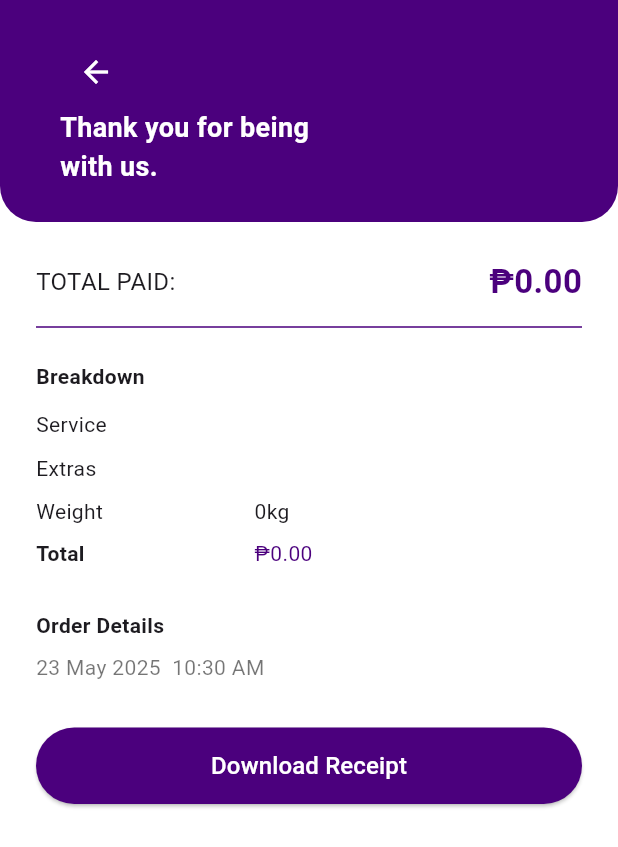
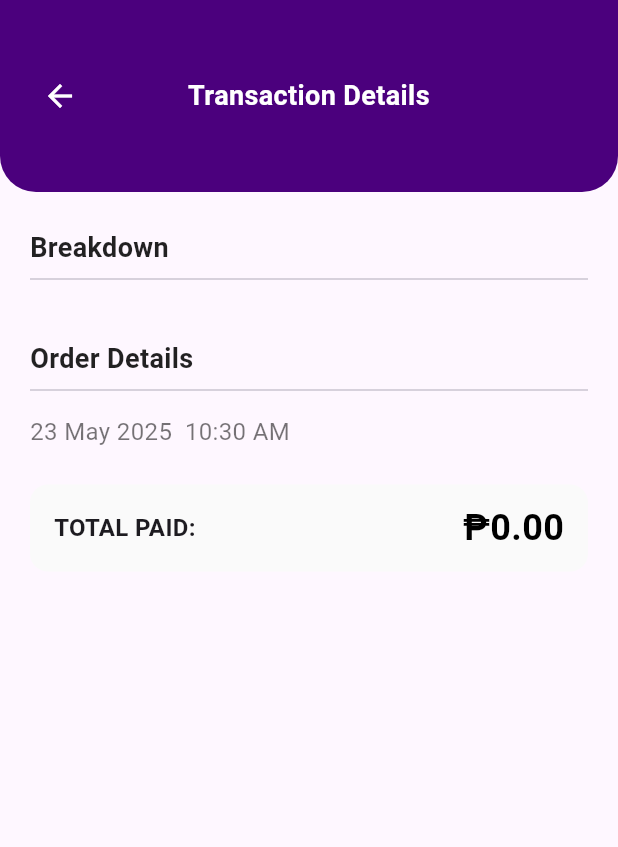
Before and after one commit to pherneaspherb/marden_SE, a Flutter app: the TransactionDetailsPage screen opened directly with empty values, on a phone screen of 412 x 824 dp. Shown: the top 847 px of the screen. Run offline on Flutter 3.47's test engine with Material 3 defaults, Android fonts, the phone set to English and light mode, and no system bars; our stand-ins replace cloud_firestore, firebase_auth, firebase_core; accounts and stored records are empty.

Commit message:
polished the ui more

```diff
--- a/lib/Customer/screens/transactions/customerTransactionDetailsPage.dart
+++ b/lib/Customer/screens/transactions/customerTransactionDetailsPage.dart
@@ -4,6 +4,7 @@ import 'package:intl/intl.dart';
 class TransactionDetailsPage extends StatelessWidget {
   final Map<String, dynamic> orderData;
   final String orderType;
+
   static const _purpleColor = Color(0xFF4B007D);
 
   const TransactionDetailsPage({
@@ -14,21 +15,31 @@ class TransactionDetailsPage extends StatelessWidget {
 
   @override
   Widget build(BuildContext context) {
-    final totalAmount = orderData['totalAmount'] ?? 0;
-    final dateTime = orderData['timestamp']?.toDate();
+    // Parse timestamp (supporting Firestore Timestamp or DateTime)
+    final timestampRaw = orderData['createdAt'] ?? orderData['timestamp'];
+    final DateTime? dateTime = _parseTimestamp(timestampRaw);
     final formattedDate = dateTime != null
         ? DateFormat('dd MMM yyyy  hh:mm a').format(dateTime)
         : 'N/A';
 
+    // Total amount differs by order type
+    final totalAmount = (orderType.toLowerCase() == 'laundry')
+        ? (orderData['totalAmount'] ?? 0)
+        : (orderData['totalPrice'] ?? 0);
+
+    const sectionTitleStyle = TextStyle(
+      fontSize: 18,
+      fontWeight: FontWeight.bold,
+      color: Colors.black87,
+    );
+
     return Scaffold(
-      backgroundColor: Colors.white,
-      body: SafeArea(
+      body: SingleChildScrollView(
         child: Column(
+          crossAxisAlignment: CrossAxisAlignment.start,
           children: [
-            // Header
+            // Purple Header
             Container(
-              width: double.infinity,
-              padding: const EdgeInsets.symmetric(horizontal: 40, vertical: 24),
               decoration: const BoxDecoration(
                 color: _purpleColor,
                 borderRadius: BorderRadius.only(
@@ -36,208 +47,83 @@ class TransactionDetailsPage extends StatelessWidget {
                   bottomRight: Radius.circular(24),
                 ),
               ),
-              child: Column(
-                crossAxisAlignment: CrossAxisAlignment.start,
+              padding: const EdgeInsets.symmetric(horizontal: 16, vertical: 40),
+              child: Row(
                 children: [
                   IconButton(
                     icon: const Icon(Icons.arrow_back, color: Colors.white),
                     onPressed: () => Navigator.pop(context),
                   ),
-                  const Text(
-                    'Thank you for being\nwith us.',
-                    textAlign: TextAlign.left,
+                  const Expanded(
+                    child: Text(
+                      'Transaction Details',
+                      textAlign: TextAlign.center,
                       style: TextStyle(
                         color: Colors.white,
                         fontSize: 18,
                         fontWeight: FontWeight.bold,
                       ),
                     ),
+                  ),
+                  const SizedBox(width: 48), // To balance IconButton width
                 ],
               ),
             ),
 
-            // Scrollable content
-            Expanded(
-              child: SingleChildScrollView(
-                padding: const EdgeInsets.only(top: 24),
+            Padding(
+              padding: const EdgeInsets.symmetric(horizontal: 20, vertical: 24),
               child: Column(
                 crossAxisAlignment: CrossAxisAlignment.start,
                 children: [
-                    // TOTAL PAID
-                    Padding(
-                      padding: const EdgeInsets.symmetric(horizontal: 24.0),
+                  // Breakdown Section
+                  const Text('Breakdown', style: sectionTitleStyle),
+                  const Divider(thickness: 1),
+                  const SizedBox(height: 8),
+
+                  // Conditional details based on order type
+                  if (orderType.toLowerCase() == 'laundry') ..._buildLaundryDetails(),
+                  if (orderType.toLowerCase() == 'water') ..._buildWaterDetails(),
+
+                  const SizedBox(height: 24),
+
+                  // Order Details Section
+                  const Text('Order Details', style: sectionTitleStyle),
+                  const Divider(thickness: 1),
+                  const SizedBox(height: 8),
+
+                  Text(
+                    formattedDate,
+                    style: const TextStyle(color: Colors.black54, fontSize: 16),
+                  ),
+
+                  const SizedBox(height: 24),
+
+                  // Total Paid Container
+                  Container(
+                    padding: const EdgeInsets.symmetric(vertical: 12, horizontal: 16),
+                    decoration: BoxDecoration(
+                      color: Colors.grey[50],
+                      borderRadius: BorderRadius.circular(12),
+                    ),
                     child: Row(
                       mainAxisAlignment: MainAxisAlignment.spaceBetween,
                       children: [
                         const Text(
                           'TOTAL PAID:',
-                            style: TextStyle(fontSize: 16),
+                          style: TextStyle(
+                            fontSize: 16,
+                            fontWeight: FontWeight.w600,
+                          ),
                         ),
                         Text(
-                            '₱${totalAmount.toStringAsFixed(2)}',
+                          '₱${(totalAmount as num).toStringAsFixed(2)}',
                           style: const TextStyle(
-                              fontSize: 22,
+                            fontSize: 24,
                             fontWeight: FontWeight.bold,
-                              color: _purpleColor,
+                            color: Colors.black,
                           ),
                         ),
                       ],
-                      ),
-                    ),
-
-                    const Divider(
-                      thickness: 1,
-                      height: 30,
-                      indent: 24,
-                      endIndent: 24,
-                      color: _purpleColor,
-                    ),
-
-                    // Breakdown
-                    Padding(
-                      padding: const EdgeInsets.symmetric(horizontal: 24.0),
-                      child: Table(
-                        columnWidths: const {
-                          0: FlexColumnWidth(2),
-                          1: FlexColumnWidth(3),
-                        },
-                        children: [
-                          const TableRow(
-                            children: [
-                              Padding(
-                                padding: EdgeInsets.symmetric(vertical: 8.0),
-                                child: Text(
-                                  'Breakdown',
-                                  style: TextStyle(fontWeight: FontWeight.bold),
-                                ),
-                              ),
-                              SizedBox(),
-                            ],
-                          ),
-                          TableRow(
-                            children: [
-                              const Padding(
-                                padding: EdgeInsets.symmetric(vertical: 4.0),
-                                child: Text('Service'),
-                              ),
-                              Padding(
-                                padding: const EdgeInsets.symmetric(
-                                  vertical: 4.0,
-                                ),
-                                child: Text(
-                                  orderType,
-                                  overflow: TextOverflow.ellipsis,
-                                ),
-                              ),
-                            ],
-                          ),
-                          if (orderData['additionalService'] != null)
-                            TableRow(
-                              children: [
-                                const Padding(
-                                  padding: EdgeInsets.symmetric(vertical: 4.0),
-                                  child: Text('Extras'),
-                                ),
-                                Padding(
-                                  padding: const EdgeInsets.symmetric(
-                                    vertical: 4.0,
-                                  ),
-                                  child: Text(
-                                    '${orderData['additionalService']}',
-                                    overflow: TextOverflow.ellipsis,
-                                  ),
-                                ),
-                              ],
-                            ),
-                          if (orderData['weight'] != null)
-                            TableRow(
-                              children: [
-                                const Padding(
-                                  padding: EdgeInsets.symmetric(vertical: 4.0),
-                                  child: Text('Weight'),
-                                ),
-                                Padding(
-                                  padding: const EdgeInsets.symmetric(
-                                    vertical: 4.0,
-                                  ),
-                                  child: Text(
-                                    '${orderData['weight']}kg',
-                                    overflow: TextOverflow.ellipsis,
-                                  ),
-                                ),
-                              ],
-                            ),
-                          TableRow(
-                            children: [
-                              const Padding(
-                                padding: EdgeInsets.symmetric(vertical: 4.0),
-                                child: Text(
-                                  'Total',
-                                  style: TextStyle(fontWeight: FontWeight.bold),
-                                ),
-                              ),
-                              Padding(
-                                padding: const EdgeInsets.symmetric(
-                                  vertical: 4.0,
-                                ),
-                                child: Text(
-                                  '₱${totalAmount.toStringAsFixed(2)}',
-                                  style: const TextStyle(
-                                    color: _purpleColor,
-                                  ),
-                                ),
-                              ),
-                            ],
-                          ),
-                        ],
-                      ),
-                    ),
-
-                    const SizedBox(height: 24),
-
-                    // Order Details
-                    const Padding(
-                      padding: EdgeInsets.symmetric(horizontal: 24.0),
-                      child: Align(
-                        alignment: Alignment.centerLeft,
-                        child: Text(
-                          'Order Details',
-                          style: TextStyle(fontWeight: FontWeight.bold),
-                        ),
-                      ),
-                    ),
-                    const SizedBox(height: 8),
-                    Padding(
-                      padding: const EdgeInsets.symmetric(horizontal: 24.0),
-                      child: Text(
-                        formattedDate,
-                        style: const TextStyle(color: Colors.black54),
-                      ),
-                    ),
-
-                    const SizedBox(height: 30),
-
-                    // Download Button
-                    Padding(
-                      padding: const EdgeInsets.symmetric(horizontal: 24.0),
-                      child: SizedBox(
-                        width: double.infinity,
-                        child: ElevatedButton(
-                          onPressed: () {
-                            // TODO: download logic
-                          },
-                          style: ElevatedButton.styleFrom(
-                            backgroundColor: _purpleColor,
-                            padding: const EdgeInsets.symmetric(vertical: 14),
-                            shape: RoundedRectangleBorder(
-                              borderRadius: BorderRadius.circular(30),
-                            ),
-                          ),
-                          child: const Text(
-                            'Download Receipt',
-                            style: TextStyle(fontSize: 16, color: Colors.white),
-                          ),
-                        ),
                     ),
                   ),
 
@@ -245,10 +131,91 @@ class TransactionDetailsPage extends StatelessWidget {
                 ],
               ),
             ),
-            ),
           ],
         ),
       ),
     );
   }
+
+  /// Helper to parse Firestore Timestamp or DateTime
+  DateTime? _parseTimestamp(dynamic timestamp) {
+    if (timestamp == null) return null;
+    if (timestamp is DateTime) return timestamp;
+    try {
+      // Firestore Timestamp has toDate()
+      final toDateMethod = timestamp.toDate;
+      if (toDateMethod is Function) {
+        return timestamp.toDate();
       }
+    } catch (_) {}
+    return null;
+  }
+
+  /// Builds laundry-specific details
+  List<Widget> _buildLaundryDetails() {
+    final List<Widget> widgets = [];
+
+    widgets.add(_buildDetailRow('Service', orderData['serviceType'] ?? 'Laundry'));
+
+    if (orderData['extras'] != null && orderData['extras'] is List && (orderData['extras'] as List).isNotEmpty) {
+      widgets.add(_buildDetailRow('Extras', (orderData['extras'] as List).join(', ')));
+    }
+
+    if (orderData['weight'] != null) {
+      widgets.add(_buildDetailRow('Weight', '${orderData['weight']} kg'));
+    }
+
+    if (orderData['deliveryMode'] != null) {
+      widgets.add(_buildDetailRow('Delivery Mode', orderData['deliveryMode']));
+    }
+
+    return widgets;
+  }
+
+  /// Builds water-specific details
+  List<Widget> _buildWaterDetails() {
+    final List<Widget> widgets = [];
+
+    widgets.add(_buildDetailRow('Type', orderData['type'] ?? 'Water'));
+
+    if (orderData['quantity'] != null) {
+      widgets.add(_buildDetailRow('Quantity', '${orderData['quantity']} container(s)'));
+    }
+
+    if (orderData['containerType'] != null) {
+      widgets.add(_buildDetailRow('Container Type', orderData['containerType']));
+    }
+
+    if (orderData['deliveryMode'] != null) {
+      widgets.add(_buildDetailRow('Delivery Mode', orderData['deliveryMode']));
+    }
+
+    return widgets;
+  }
+
+  /// Helper method to build label-value row
+  Widget _buildDetailRow(String label, String value) {
+    return Padding(
+      padding: const EdgeInsets.symmetric(vertical: 8),
+      child: Row(
+        crossAxisAlignment: CrossAxisAlignment.start,
+        children: [
+          SizedBox(
+            width: 120,
+            child: Text(
+              label,
+              style: const TextStyle(fontSize: 16, color: Colors.grey),
+            ),
+          ),
+          Expanded(
+            child: Text(
+              value,
+              textAlign: TextAlign.right,
+              style: const TextStyle(fontSize: 16, fontWeight: FontWeight.w500),
+            ),
+          ),
+        ],
+      ),
+    );
+  }
+}
```
Also changed, not shown: lib/Customer/screens/home/laundryHubPage.dart (+44 -3 lines), lib/Customer/screens/home/waterStationPage.dart (+55 -29 lines), lib/Customer/screens/transactions/customerTransactionsPage.dart (+5 -2 lines), 3 other files. Lines whose indentation alone changed are shown as unchanged.
